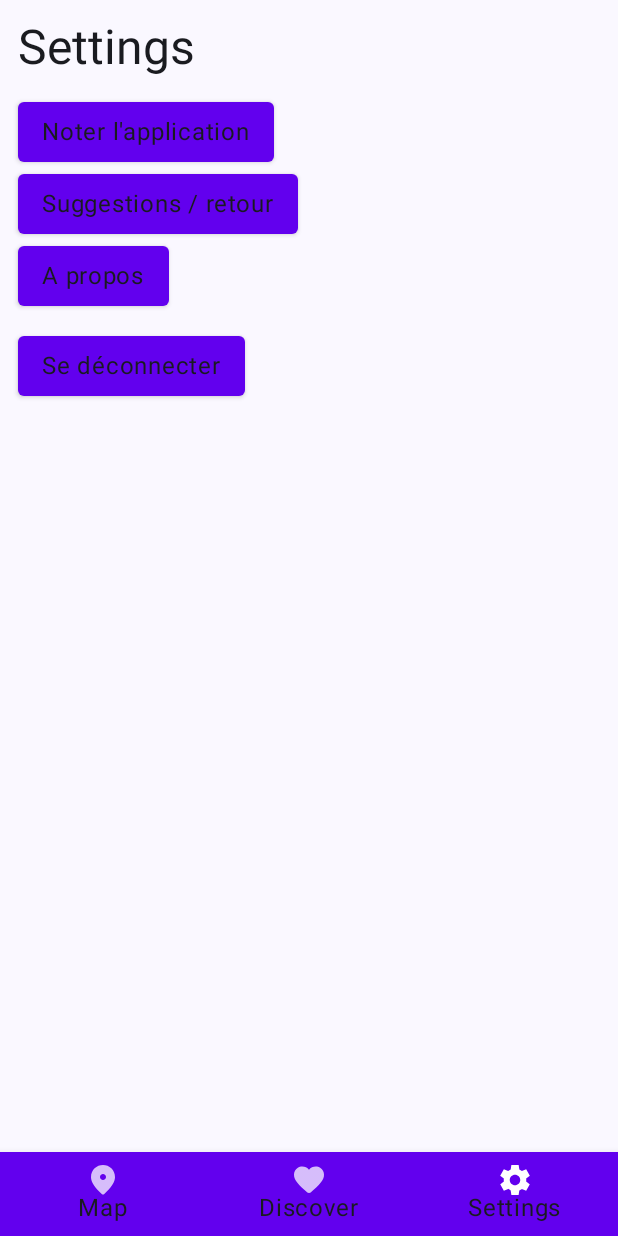
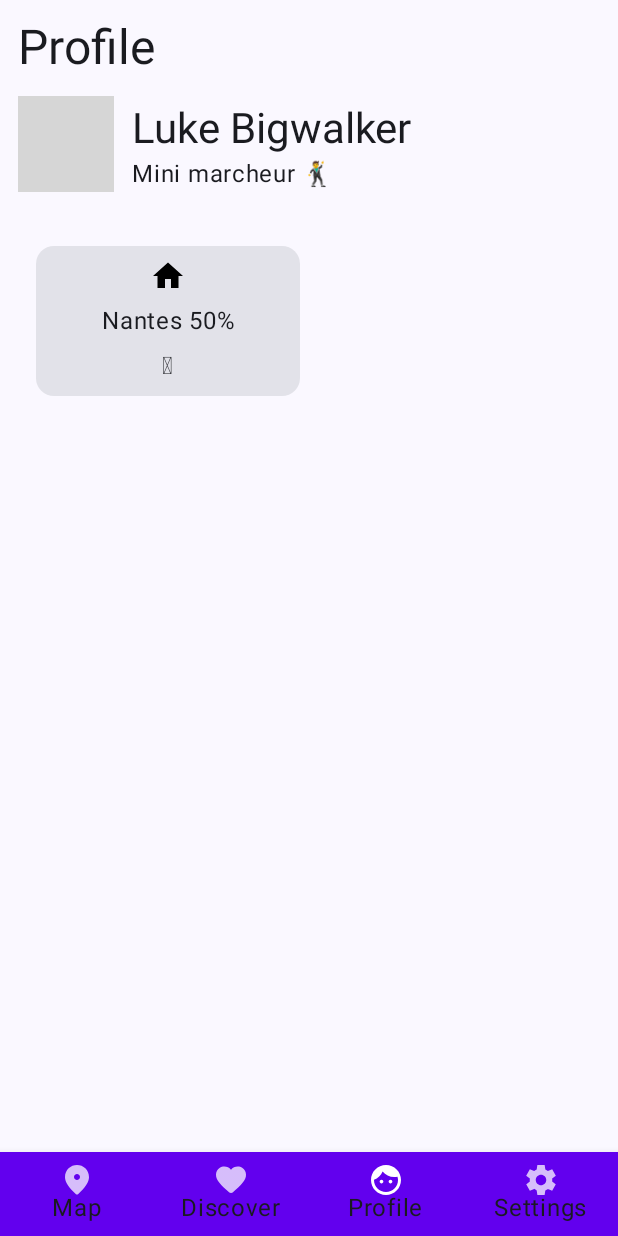
Before and after one commit to polydot2/map-tracker, an Android app built with Jetpack Compose: the screen it shows after launch (MainActivity), item 3 of the bottom bar chosen, on a phone screen of 412 x 824 dp. Run offline under Robolectric (Android 15) with nearby library versions, the light colour scheme and no system bars; network calls fail; pictures from the network do not load; 1 statement that could not run was skipped; grey boxes are pictures that could not be loaded.

Commit message:
Add profile, details, category

```diff
--- a/app/build.gradle.kts
+++ b/app/build.gradle.kts
@@ -61,4 +61,8 @@ dependencies {
     implementation(libs.gson)
     implementation(libs.retrofit)
     implementation(libs.converter.gson)
+
+    // Coil
+    implementation(libs.coil.compose)
+    implementation(libs.coil.network.okhttp)
 }
--- a/app/src/main/java/com/poly/herewego/MainActivity.kt
+++ b/app/src/main/java/com/poly/herewego/MainActivity.kt
@@ -14,6 +14,7 @@ import androidx.compose.material.BottomNavigationItem
 import androidx.compose.material.Button
 import androidx.compose.material.Icon
 import androidx.compose.material.icons.Icons
+import androidx.compose.material.icons.rounded.Face
 import androidx.compose.material.icons.rounded.Favorite
 import androidx.compose.material.icons.rounded.Place
 import androidx.compose.material.icons.sharp.Settings
@@ -33,19 +34,32 @@ import androidx.navigation.compose.composable
 import androidx.navigation.compose.currentBackStackEntryAsState
 import androidx.navigation.compose.rememberNavController
 import androidx.navigation.toRoute
+import com.poly.herewego.ui.category.CategoryScreen
 import com.poly.herewego.ui.discover.DiscoverScreen
 import com.poly.herewego.ui.map.MapScreen
+import com.poly.herewego.ui.place.PlaceScreen
+import com.poly.herewego.ui.profile.ProfileScreen
+import com.poly.herewego.ui.settings.SettingsScreen
 import com.poly.herewego.ui.theme.HerewegoTheme
 import kotlinx.serialization.Serializable
 
 @Serializable
-data class Map(val id: String)
+data class MapRoute(val id: String)
 
 @Serializable
-data class Places(val id: String)
+data class PlacesRoute(val id: String)
 
 @Serializable
-data class Settings(val id: String)
+data class SettingsRoute(val id: String)
+
+@Serializable
+data class ProfileRoute(val id: String)
+
+@Serializable
+data class DetailRoute(val id: String)
+
+@Serializable
+data class CategoryRoute(val id: String)
 
 data class TopLevelRoute<T : Any>(val name: String, val route: T, val icon: ImageVector)
 
@@ -57,10 +71,10 @@ class MainActivity : ComponentActivity() {
             HerewegoTheme {
                 val navController = rememberNavController()
                 val topLevelRoutes = listOf(
-                    TopLevelRoute("Map", Map(id = "A"), Icons.Rounded.Place),
-                    TopLevelRoute("Discover", Places(id = "A"), Icons.Rounded.Favorite),
-//                    TopLevelRoute("Profile", Settings(id = "A"), Icons.Rounded.AccountCircle),
-                    TopLevelRoute("Settings", Settings(id = "A"), Icons.Sharp.Settings)
+                    TopLevelRoute("Map", MapRoute(id = "A"), Icons.Rounded.Place),
+                    TopLevelRoute("Discover", PlacesRoute(id = "A"), Icons.Rounded.Favorite),
+                    TopLevelRoute("Profile", ProfileRoute(id = "A"), Icons.Rounded.Face),
+                    TopLevelRoute("Settings", SettingsRoute(id = "A"), Icons.Sharp.Settings)
                 )
                 Scaffold(
                     modifier = Modifier.navigationBarsPadding(),
@@ -93,18 +107,27 @@ class MainActivity : ComponentActivity() {
                         }
                     }
                 ) { innerPadding ->
-                    NavHost(navController, startDestination = Map(id = "ok"), Modifier.padding(innerPadding)) {
-                        composable<Map> {
+                    NavHost(navController, startDestination = MapRoute(id = "ok"), Modifier.padding(innerPadding)) {
+                        composable<MapRoute> {
                             MapScreen()
                         }
-                        composable<Places> {
+                        composable<PlacesRoute> {
                             DiscoverScreen()
                         }
-                        composable<Settings> { backStackEntry ->
-                            val profile = backStackEntry.toRoute<Settings>()
+                        composable<SettingsRoute> { backStackEntry ->
+                            val profile = backStackEntry.toRoute<SettingsRoute>()
                             SettingsScreen(name = profile.id) { friendUserId ->
-                                navController.navigate(route = Settings(id = friendUserId))
+                                navController.navigate(route = SettingsRoute(id = friendUserId))
                             }
+                        }
+                        composable<ProfileRoute> {
+                            ProfileScreen("profile")
+                        }
+                        composable<DetailRoute> {
+                            PlaceScreen("id")
+                        }
+                        composable<CategoryRoute> {
+                            CategoryScreen("id")
                         }
                     }
                 }
@@ -112,35 +135,3 @@ class MainActivity : ComponentActivity() {
         }
     }
 }
-
-//@Composable
-//fun MapScreen(
-//    name: String,
-//    navigateToFriendProfile: (friendUserId: String) -> Unit
-//) {
-//    Column(modifier = Modifier.padding(12.dp)) {
-//        Text(name)
-//        Button(onClick = {}) { Text("return to another thing ?") }
-//    }
-//}
-
-@Composable
-fun SettingsScreen(name: String, navigateToFriendProfile: (friendUserId: String) -> Unit) {
-    Column(modifier = Modifier.padding(12.dp)) {
-        Text("Settings", style = MaterialTheme.typography.headlineLarge)
-        Box(Modifier.height(12.dp))
-        Button(onClick = {}) {
-            Text("Noter l'application")
-        }
-        Button(onClick = {}) {
-            Text("Suggestions / retour")
-        }
-        Button(onClick = {}) {
-            Text("A propos")
-        }
-        Box(Modifier.height(12.dp))
-        Button(onClick = {}) {
-            Text("Se déconnecter")
-        }
-    }
-}
--- a/app/src/main/java/com/poly/herewego/ui/discover/DiscoverScreen.kt
+++ b/app/src/main/java/com/poly/herewego/ui/discover/DiscoverScreen.kt
@@ -22,11 +22,10 @@ fun DiscoverScreen() {
     val viewModel: DiscoverViewModel = viewModel()
     val cities = viewModel.placeState.value
 
-
     Column(modifier = Modifier.padding(12.dp)) {
         androidx.compose.material3.Text("Discovery", style = androidx.compose.material3.MaterialTheme.typography.headlineLarge)
         Box(Modifier.height(12.dp))
-
+    }
     if (cities.isEmpty())
 //        Button(onClick = { viewModel.fetch() }) { }
         CircularProgressIndicator(
@@ -35,7 +34,6 @@ fun DiscoverScreen() {
     else
         LazyColumn(contentPadding = PaddingValues(16.dp)) {
             items(items = cities, itemContent = { PlaceItem(it) })
-            }
         }
 }
 
--- /dev/null
+++ b/app/src/main/java/com/poly/herewego/ui/profile/ProfileScreen.kt
@@ -0,0 +1,145 @@
+package com.poly.herewego.ui.profile
+
+import android.content.Intent
+import android.widget.Space
+import androidx.compose.animation.expandHorizontally
+import androidx.compose.foundation.Image
+import androidx.compose.foundation.background
+import androidx.compose.foundation.border
+import androidx.compose.foundation.clickable
+import androidx.compose.foundation.layout.Arrangement
+import androidx.compose.foundation.layout.Box
+import androidx.compose.foundation.layout.Column
+import androidx.compose.foundation.layout.PaddingValues
+import androidx.compose.foundation.layout.Row
+import androidx.compose.foundation.layout.Spacer
+import androidx.compose.foundation.layout.fillMaxHeight
+import androidx.compose.foundation.layout.fillMaxSize
+import androidx.compose.foundation.layout.fillMaxWidth
+import androidx.compose.foundation.layout.height
+import androidx.compose.foundation.layout.padding
+import androidx.compose.foundation.layout.size
+import androidx.compose.foundation.layout.width
+import androidx.compose.foundation.layout.wrapContentSize
+import androidx.compose.foundation.lazy.grid.GridCells
+import androidx.compose.foundation.lazy.grid.LazyVerticalGrid
+import androidx.compose.foundation.shape.CircleShape
+import androidx.compose.material.Button
+import androidx.compose.material.Icon
+import androidx.compose.material.icons.Icons
+import androidx.compose.material.icons.filled.Check
+import androidx.compose.material.icons.filled.CheckCircle
+import androidx.compose.material.icons.filled.Home
+import androidx.compose.material.icons.outlined.Info
+import androidx.compose.material.icons.rounded.Face
+import androidx.compose.material.icons.rounded.Home
+import androidx.compose.material3.Card
+import androidx.compose.material3.MaterialTheme
+import androidx.compose.material3.Text
+import androidx.compose.runtime.Composable
+import androidx.compose.ui.Alignment
+import androidx.compose.ui.Modifier
+import androidx.compose.ui.draw.clip
+import androidx.compose.ui.graphics.Color
+import androidx.compose.ui.layout.ContentScale
+import androidx.compose.ui.platform.LocalContext
+import androidx.compose.ui.res.painterResource
+import androidx.compose.ui.text.style.TextAlign
+import androidx.compose.ui.text.style.TextOverflow
+import androidx.compose.ui.tooling.preview.Preview
+import androidx.compose.ui.unit.dp
+import coil3.compose.AsyncImage
+import com.poly.herewego.R
+import com.poly.herewego.ui.place.PlaceScreen
+import kotlin.time.Duration.Companion.seconds
+
+@Composable
+fun ProfileScreen(name: String) {
+
+    val data = listOf(
+        Pair("Nantes 50%", false),
+//        Pair("Lyon", false),
+//        Pair("Paris", false),
+//        Pair("Rome", false),
+//        Pair("London", true),
+//        Pair("Lille", false),
+    )
+
+    Column(
+        modifier = Modifier
+            .padding(12.dp)
+    ) {
+        Text("Profile", style = MaterialTheme.typography.headlineLarge)
+        Box(Modifier.height(12.dp))
+        Row(
+            Modifier
+                .fillMaxWidth(),
+            verticalAlignment = Alignment.Bottom
+        ) {
+//            Image(
+//                painter = painterResource(R.drawable.ic_launcher_background),
+//                contentDescription = "avatar",
+//                modifier = Modifier
+//                    .size(64.dp)
+//                    .clip(CircleShape)
+//            )
+            AsyncImage(
+                modifier = Modifier
+                    .size(64.dp)
+                    .clip(CircleShape),
+                model = "https://i.pravatar.cc/150?img=3",
+                contentDescription = "Translated description of what the image contains"
+            )
+            Box(Modifier.width(12.dp))
+            Column {
+                Text("Luke Bigwalker", style = MaterialTheme.typography.headlineMedium)
+                Text("Mini marcheur \uD83D\uDD7A")
+            }
+        }
+        Box(Modifier.height(12.dp))
+        Box(Modifier.height(12.dp))
+        LazyVerticalGrid(
+            contentPadding = PaddingValues(12.dp),
+            columns = GridCells.Adaptive(minSize = 128.dp),
+            verticalArrangement = Arrangement.spacedBy(12.dp),
+            horizontalArrangement = Arrangement.spacedBy(12.dp)
+        ) {
+            items(count = data.count()) { Badge(data[it].first, data[it].second, listener = { startDetailActivity(data[it].first) }) }
+        }
+    }
+}
+
+fun startDetailActivity(category: String) {
+//    val context = LocalContext.current
+//    val intent = Intent(context, PlaceScreen::class.java)
+//    context.startActivity(intent)
+
+}
+
+@Composable
+fun Badge(name: String, check: Boolean, listener: () -> Unit) {
+    Card(
+        modifier = Modifier
+            .size(100.dp)
+            .clickable(onClick = listener)
+    ) {
+        Column(
+            modifier = Modifier
+                .fillMaxSize()
+                .padding(8.dp),
+            horizontalAlignment = Alignment.CenterHorizontally,
+            verticalArrangement = Arrangement.SpaceBetween
+        ) {
+            Icon(Icons.Filled.Home, contentDescription = name + "icon")
+            Text(name, maxLines = 2, overflow = TextOverflow.Ellipsis, textAlign = TextAlign.Center)
+//            Icon(if (check) Icons.Filled.CheckCircle else Icons.Outlined.Info, contentDescription = "Check mark")
+            Text("\uD83E\uDE99")
+        }
+    }
+}
+
+@Preview
+@Composable
+fun SimpleComposablePreview() {
+    ProfileScreen("name")
+}
--- a/gradle/libs.versions.toml
+++ b/gradle/libs.versions.toml
@@ -1,5 +1,7 @@
 [versions]
 agp = "8.7.3"
+coilCompose = "3.0.4"
+coilNetworkOkhttp = "3.0.4"
 gson = "2.10.1"
 converterGson = "2.9.0"
 kotlin = "2.0.0"
@@ -20,6 +22,8 @@ retrofit = "2.9.0"
 androidx-core-ktx = { group = "androidx.core", name = "core-ktx", version.ref = "coreKtx" }
 androidx-material = { module = "androidx.compose.material:material", version.ref = "material" }
 androidx-navigation-compose = { module = "androidx.navigation:navigation-compose", version.ref = "navigationCompose" }
+coil-network-okhttp = { module = "io.coil-kt.coil3:coil-network-okhttp", version.ref = "coilNetworkOkhttp" }
+coil-compose = { module = "io.coil-kt.coil3:coil-compose", version.ref = "coilCompose" }
 converter-gson = { module = "com.squareup.retrofit2:converter-gson", version.ref = "converterGson" }
 gson = { module = "com.google.code.gson:gson", version.ref = "gson" }
 junit = { group = "junit", name = "junit", version.ref = "junit" }
```
Also changed, not shown: app/src/main/java/com/poly/herewego/ui/category/CategoryScreen.kt (added, +61 -0 lines), app/src/main/java/com/poly/herewego/ui/place/PlaceScreen.kt (added, +39 -0 lines), app/src/main/java/com/poly/herewego/ui/settings/SettingsScreen.kt (added, +33 -0 lines). Lines whose indentation alone changed are shown as unchanged.
